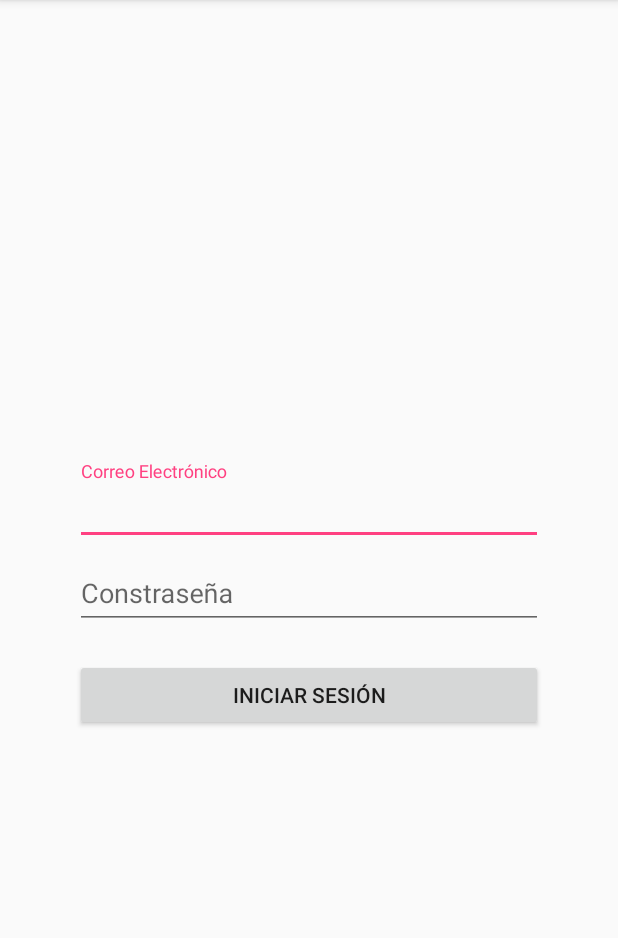
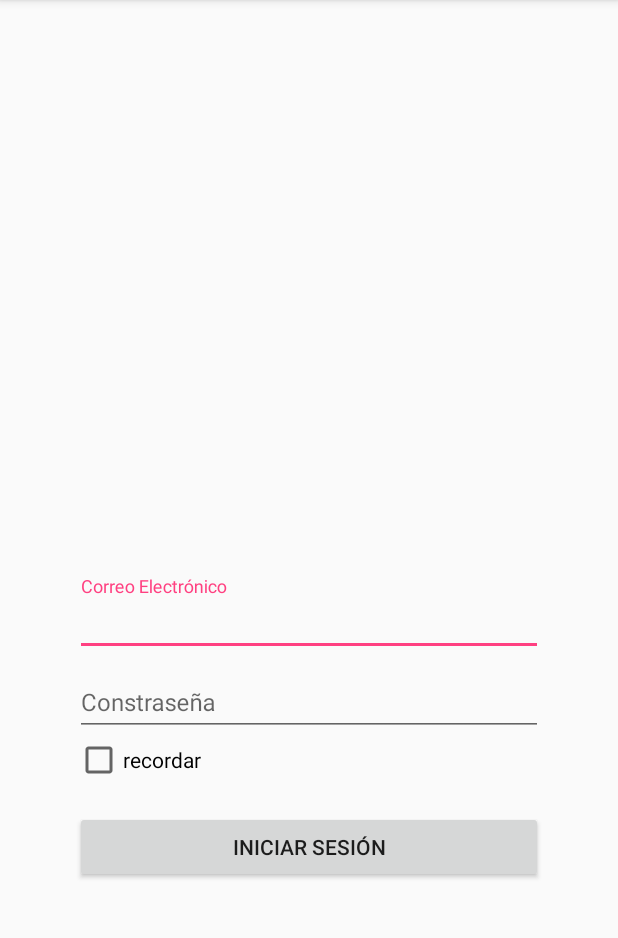
Before and after one commit to joshluq/android-exceltrack, an Android app: the SignInActivity screen opened directly, with no data from a screen before it, on a phone screen of 412 x 824 dp, the part 84-1022 px from its top. Run offline under Robolectric (Android 15) with nearby library versions, the phone set to English and light mode, and no system bars; our stand-ins replace ButterKnife, Dagger/Hilt's generated code, RxJava; libraries missing offline, so code that uses them is left out: com.pddstudio.preferences; 4 statements that could not run were skipped.

Commit message:
save email in preferences

```diff
--- a/app/src/main/AndroidManifest.xml
+++ b/app/src/main/AndroidManifest.xml
@@ -23,6 +23,7 @@
             android:name=".view.activity.SignInActivity"
             android:launchMode="singleTask"
             android:screenOrientation="portrait" />
+        <activity android:name=".view.activity.MainActivity"></activity>
     </application>
 
 </manifest>
--- a/app/src/main/java/pe/exceltransport/exceltrack/internal/di/module/SignInActivityModule.java
+++ b/app/src/main/java/pe/exceltransport/exceltrack/internal/di/module/SignInActivityModule.java
@@ -5,6 +5,8 @@ import dagger.Module;
 import dagger.Provides;
 import pe.exceltransport.domain.executor.PostExecutionThread;
 import pe.exceltransport.domain.executor.ThreadExecutor;
+import pe.exceltransport.domain.interactor.GetEmailSaved;
+import pe.exceltransport.domain.interactor.SaveEmail;
 import pe.exceltransport.domain.interactor.SignIn;
 import pe.exceltransport.domain.repository.UserRepository;
 import pe.exceltransport.exceltrack.navigator.Navigator;
@@ -23,4 +25,14 @@ public class SignInActivityModule {
         return new SignIn(repository, threadExecutor, postExecutionThread);
     }
 
+    @Provides
+    SaveEmail provideSaveEmail(UserRepository repository, ThreadExecutor threadExecutor, PostExecutionThread postExecutionThread) {
+        return new SaveEmail(repository, threadExecutor, postExecutionThread);
+    }
+
+    @Provides
+    GetEmailSaved provideGetEmailSaved(UserRepository repository, ThreadExecutor threadExecutor, PostExecutionThread postExecutionThread) {
+        return new GetEmailSaved(repository, threadExecutor, postExecutionThread);
+    }
+
 }
--- a/app/src/main/java/pe/exceltransport/exceltrack/navigator/Navigator.java
+++ b/app/src/main/java/pe/exceltransport/exceltrack/navigator/Navigator.java
@@ -5,6 +5,7 @@ import android.support.v4.app.FragmentTransaction;
 import javax.inject.Inject;
 
 import pe.exceltransport.exceltrack.view.activity.BaseActivity;
+import pe.exceltransport.exceltrack.view.activity.MainActivity;
 import pe.exceltransport.exceltrack.view.activity.SignInActivity;
 
 public class Navigator {
@@ -21,6 +22,11 @@ public class Navigator {
         activity.startActivity(SignInActivity.getCallingIntent(activity));
     }
 
+    public void navigateToMainActivity(){
+        activity.finish();
+        activity.startActivity(MainActivity.getCallingIntent(activity));
+    }
+
     private void fragmentTransaction(FragmentTransaction transaction){
         if(activity.isStopped()) transaction.commitAllowingStateLoss();
         else transaction.commit();
--- a/app/src/main/java/pe/exceltransport/exceltrack/presenter/SignInPresenter.java
+++ b/app/src/main/java/pe/exceltransport/exceltrack/presenter/SignInPresenter.java
@@ -8,6 +8,8 @@ import javax.inject.Inject;
 import pe.exceltransport.data.exception.DefaultException;
 import pe.exceltransport.domain.User;
 import pe.exceltransport.domain.interactor.DefaultObserver;
+import pe.exceltransport.domain.interactor.GetEmailSaved;
+import pe.exceltransport.domain.interactor.SaveEmail;
 import pe.exceltransport.domain.interactor.SignIn;
 import pe.exceltransport.exceltrack.exception.ErrorMessageFactory;
 import pe.exceltransport.exceltrack.view.SignInView;
@@ -17,12 +19,16 @@ public class SignInPresenter implements Presenter<SignInView> {
     private SignInView view;
 
     private final SignIn signIn;
+    private final SaveEmail saveEmail;
+    private final GetEmailSaved getEmailSaved;
     private final Context context;
 
     @Inject
-    SignInPresenter(Context context, SignIn signIn) {
+    SignInPresenter(Context context, SignIn signIn, SaveEmail saveEmail, GetEmailSaved getEmailSaved) {
         this.context = context;
         this.signIn = signIn;
+        this.saveEmail = saveEmail;
+        this.getEmailSaved = getEmailSaved;
     }
 
     @Override
@@ -44,13 +50,36 @@ public class SignInPresenter implements Presenter<SignInView> {
     public void destroy() {
         view = null;
         signIn.dispose();
+        saveEmail.dispose();
+        getEmailSaved.dispose();
+    }
+
+    public void GetEmailSaved() {
+        getEmailSaved.execute(new GetEmailSavedObserver(),null);
     }
 
     public void signIn() {
-        signIn.execute(new signInObserver(), SignIn.Params.buildParams(view.getEmail(), view.getPassword()));
+        signIn.execute(new SignInObserver(), SignIn.Params.buildParams(view.getEmail(), view.getPassword()));
     }
 
-    private final class signInObserver extends DefaultObserver<User> {
+    private void saveEmail() {
+        saveEmail.execute(new SaveEmailObserver(), SaveEmail.Params.buildParams(view.getEmail()));
+    }
+
+    private void deleteEmail() {
+        saveEmail.execute(new SaveEmailObserver(), SaveEmail.Params.buildParams(""));
+    }
+
+    private final class GetEmailSavedObserver extends DefaultObserver<String> {
+
+        @Override
+        public void onNext(String email) {
+            super.onNext(email);
+            view.setEmail(email);
+        }
+    }
+
+    private final class SignInObserver extends DefaultObserver<User> {
 
         @Override
         protected void onStart() {
@@ -67,13 +96,28 @@ public class SignInPresenter implements Presenter<SignInView> {
         @Override
         public void onNext(User user) {
             super.onNext(user);
+            if (view.isCheckedRemember()) {
+                saveEmail();
+            } else {
+                deleteEmail();
+            }
+
         }
 
         @Override
         public void onError(Throwable exception) {
             super.onError(exception);
             view.hideLoading();
-            view.showError(ErrorMessageFactory.create(context,(DefaultException) exception));
+            view.showError(ErrorMessageFactory.create(context, (DefaultException) exception));
+        }
+    }
+
+    private final class SaveEmailObserver extends DefaultObserver<Void> {
+
+        @Override
+        public void onComplete() {
+            super.onComplete();
+            view.goToMainActivity();
         }
     }
 }
--- a/app/src/main/java/pe/exceltransport/exceltrack/view/SignInView.java
+++ b/app/src/main/java/pe/exceltransport/exceltrack/view/SignInView.java
@@ -6,4 +6,11 @@ public interface SignInView extends LoadDataView {
     String getEmail();
 
     String getPassword();
+
+    boolean isCheckedRemember();
+
+    void setEmail(String email);
+
+    void goToMainActivity();
+
 }
--- a/app/src/main/res/layout/activity_sign_in.xml
+++ b/app/src/main/res/layout/activity_sign_in.xml
@@ -19,7 +19,11 @@
         <android.support.design.widget.TextInputEditText
             android:layout_width="match_parent"
             android:layout_height="wrap_content"
-            android:hint="@string/text_email" />
+            android:hint="@string/text_email"
+            android:imeOptions="actionNext"
+            android:inputType="textEmailAddress"
+            android:maxLines="1"
+            android:textSize="@dimen/default_sp_4_4" />
     </android.support.design.widget.TextInputLayout>
 
     <android.support.design.widget.TextInputLayout
@@ -35,9 +39,22 @@
         <android.support.design.widget.TextInputEditText
             android:layout_width="match_parent"
             android:layout_height="wrap_content"
-            android:hint="@string/text_password" />
+            android:hint="@string/text_password"
+            android:imeOptions="actionDone"
+            android:inputType="textPassword"
+            android:maxLines="1"
+            android:textSize="@dimen/default_sp_4_4" />
 
     </android.support.design.widget.TextInputLayout>
+
+    <android.support.v7.widget.AppCompatCheckBox
+        android:id="@+id/cb_remember"
+        android:layout_width="0dp"
+        android:layout_height="wrap_content"
+
+        android:text="@string/text_remember"
+        app:layout_constraintStart_toStartOf="@+id/til_password"
+        app:layout_constraintTop_toBottomOf="@+id/til_password" />
 
     <Button
         android:id="@+id/btn_sign_in"
@@ -45,7 +62,7 @@
         android:layout_height="wrap_content"
         android:layout_marginEnd="@dimen/default_dp_10_5"
         android:layout_marginStart="@dimen/default_dp_10_5"
-        android:layout_marginTop="@dimen/default_dp_10_2"
+        android:layout_marginTop="@dimen/default_dp_10_5"
         android:text="@string/text_sign_in"
         app:layout_constraintEnd_toEndOf="parent"
         app:layout_constraintStart_toStartOf="parent"
@@ -56,6 +73,6 @@
         android:layout_width="wrap_content"
         android:layout_height="wrap_content"
         android:orientation="horizontal"
-        app:layout_constraintGuide_percent="0.4" />
+        app:layout_constraintGuide_percent="0.5" />
 
 </android.support.constraint.ConstraintLayout>
--- a/app/src/main/res/values/dimens.xml
+++ b/app/src/main/res/values/dimens.xml
@@ -2,4 +2,9 @@
 <resources>
     <dimen name="default_dp_10_2">20dp</dimen>
     <dimen name="default_dp_10_5">50dp</dimen>
+
+
+    <dimen name="default_sp_4_4">16sp</dimen>
+    <dimen name="default_dp_10_3">30dp</dimen>
+    <dimen name="default_dp_10_4">40dp</dimen>
 </resources>
--- a/app/src/main/res/values/strings.xml
+++ b/app/src/main/res/values/strings.xml
@@ -1,7 +1,7 @@
 <resources>
     <string name="app_name">exceltrack</string>
-    <item name="visible" type="id"/>
-    <item name="masked" type="id"/>
+    <item name="visible" type="id" />
+    <item name="masked" type="id" />
 
     <string name="text_email">Correo Electrónico</string>
     <string name="text_password">Constraseña</string>
@@ -10,5 +10,6 @@
     <string name="text_no_internet_message">No hay conexión.</string>
     <string name="text_unknown_message">Error desconocido.</string>
     <string name="text_invalid_credentials_message">Credenciales Inválidas.</string>
+    <string name="text_remember">recordar</string>
 
 </resources>
--- a/data/build.gradle
+++ b/data/build.gradle
@@ -17,12 +17,14 @@ android {
             minifyEnabled false
             buildConfigField 'String', 'API_URL', '"https://demo9600338.mockable.io/"'
             buildConfigField 'String', 'API_VERSION', '""'
+            buildConfigField 'String', 'PREFERENCE_KEY', '"E304F7722C2492CCB4FB721581F97A5A139B964A20765C9D31B49916AA6BFAD5"'
             proguardFiles getDefaultProguardFile('proguard-android.txt'), 'proguard-rules.pro'
         }
 
         release {
             minifyEnabled true
             buildConfigField 'String', 'API_URL', '""'
+            buildConfigField 'String', 'API_VERSION', '""'
             buildConfigField 'String', 'API_VERSION', '""'
             proguardFiles getDefaultProguardFile('proguard-android.txt'), 'proguard-rules.pro'
         }
@@ -48,6 +50,7 @@ dependencies {
     compile "io.reactivex.rxjava2:rxjava:2.1.3"
     compile "io.reactivex.rxjava2:rxandroid:2.0.1"
     compile "com.android.support:support-annotations:27.0.2"
+    compile 'com.pddstudio:encrypted-preferences:1.3.0'
 
     testImplementation 'junit:junit:4.12'
     testImplementation "org.assertj:assertj-core:1.7.1"
--- a/data/src/main/java/pe/exceltransport/data/repository/UserDataRepository.java
+++ b/data/src/main/java/pe/exceltransport/data/repository/UserDataRepository.java
@@ -6,16 +6,19 @@ import io.reactivex.Observable;
 import pe.exceltransport.data.entity.mapper.UserEntityDataMapper;
 import pe.exceltransport.data.network.RestApi;
 import pe.exceltransport.data.network.body.SignInBody;
+import pe.exceltransport.data.sharedPreference.SharedPreference;
 import pe.exceltransport.domain.User;
 import pe.exceltransport.domain.repository.UserRepository;
 
 public class UserDataRepository implements UserRepository {
 
     private final RestApi restApi;
+    private final SharedPreference sharedPreference;
 
     @Inject
-    UserDataRepository(RestApi restApi) {
+    UserDataRepository(RestApi restApi, SharedPreference sharedPreference) {
         this.restApi = restApi;
+        this.sharedPreference = sharedPreference;
     }
 
     @Override
@@ -26,4 +29,14 @@ public class UserDataRepository implements UserRepository {
         body.setFirebaseToken(firebaseToken);
         return restApi.signIn(body).map(UserEntityDataMapper::transform);
     }
+
+    @Override
+    public Observable<Void> saveEmail(String email) {
+        return sharedPreference.saveEmail(email);
+    }
+
+    @Override
+    public Observable<String> getEmailSaved() {
+        return sharedPreference.getEmailSaved();
+    }
 }
--- /dev/null
+++ b/data/src/main/java/pe/exceltransport/data/sharedPreference/SharedPreference.java
@@ -0,0 +1,11 @@
+package pe.exceltransport.data.sharedPreference;
+
+import io.reactivex.Observable;
+
+public interface SharedPreference {
+
+    Observable<Void> saveEmail(String email);
+
+    Observable<String> getEmailSaved();
+
+}
--- /dev/null
+++ b/domain/src/main/java/pe/exceltransport/domain/interactor/GetEmailSaved.java
@@ -0,0 +1,25 @@
+package pe.exceltransport.domain.interactor;
+
+
+import javax.inject.Inject;
+
+import io.reactivex.Observable;
+import pe.exceltransport.domain.executor.PostExecutionThread;
+import pe.exceltransport.domain.executor.ThreadExecutor;
+import pe.exceltransport.domain.repository.UserRepository;
+
+public class GetEmailSaved extends UseCase<String,Void>{
+
+    private final UserRepository repository;
+
+    @Inject
+    public GetEmailSaved(UserRepository repository, ThreadExecutor threadExecutor, PostExecutionThread postExecutionThread) {
+        super(threadExecutor, postExecutionThread);
+        this.repository = repository;
+    }
+
+    @Override
+    Observable<String> buildUseCaseObservable(Void params) {
+        return repository.getEmailSaved();
+    }
+}
--- /dev/null
+++ b/domain/src/main/java/pe/exceltransport/domain/interactor/SaveEmail.java
@@ -0,0 +1,37 @@
+package pe.exceltransport.domain.interactor;
+
+import javax.inject.Inject;
+
+import io.reactivex.Observable;
+import pe.exceltransport.domain.executor.PostExecutionThread;
+import pe.exceltransport.domain.executor.ThreadExecutor;
+import pe.exceltransport.domain.repository.UserRepository;
+
+public class SaveEmail extends UseCase<Void,SaveEmail.Params>{
+
+    private final UserRepository repository;
+
+    @Inject
+    public SaveEmail(UserRepository repository, ThreadExecutor threadExecutor, PostExecutionThread postExecutionThread) {
+        super(threadExecutor, postExecutionThread);
+        this.repository = repository;
+    }
+
+    @Override
+    Observable<Void> buildUseCaseObservable(Params params) {
+        return repository.saveEmail(params.email);
+    }
+
+    public static final class Params {
+
+        private final String email;
+
+        Params(String email) {
+            this.email = email;
+        }
+
+        public static Params buildParams(String email) {
+            return new Params(email);
+        }
+    }
+}
--- a/domain/src/main/java/pe/exceltransport/domain/repository/UserRepository.java
+++ b/domain/src/main/java/pe/exceltransport/domain/repository/UserRepository.java
@@ -7,4 +7,8 @@ public interface UserRepository {
 
     Observable<User> signIn(final String email, final String password, String firebaseToken);
 
+    Observable<Void> saveEmail(final String email);
+
+    Observable<String> getEmailSaved();
+
 }
```
Also changed, not shown: app/src/main/java/pe/exceltransport/exceltrack/internal/di/module/ApplicationModule.java (+11 -0 lines), app/src/main/java/pe/exceltransport/exceltrack/view/activity/MainActivity.java (added, +22 -0 lines), app/src/main/java/pe/exceltransport/exceltrack/view/activity/SignInActivity.java (+29 -1 lines), app/src/main/res/layout/activity_main.xml (added, +9 -0 lines), data/src/main/java/pe/exceltransport/data/sharedPreference/SharedPreferenceImpl.java (added, +42 -0 lines).
